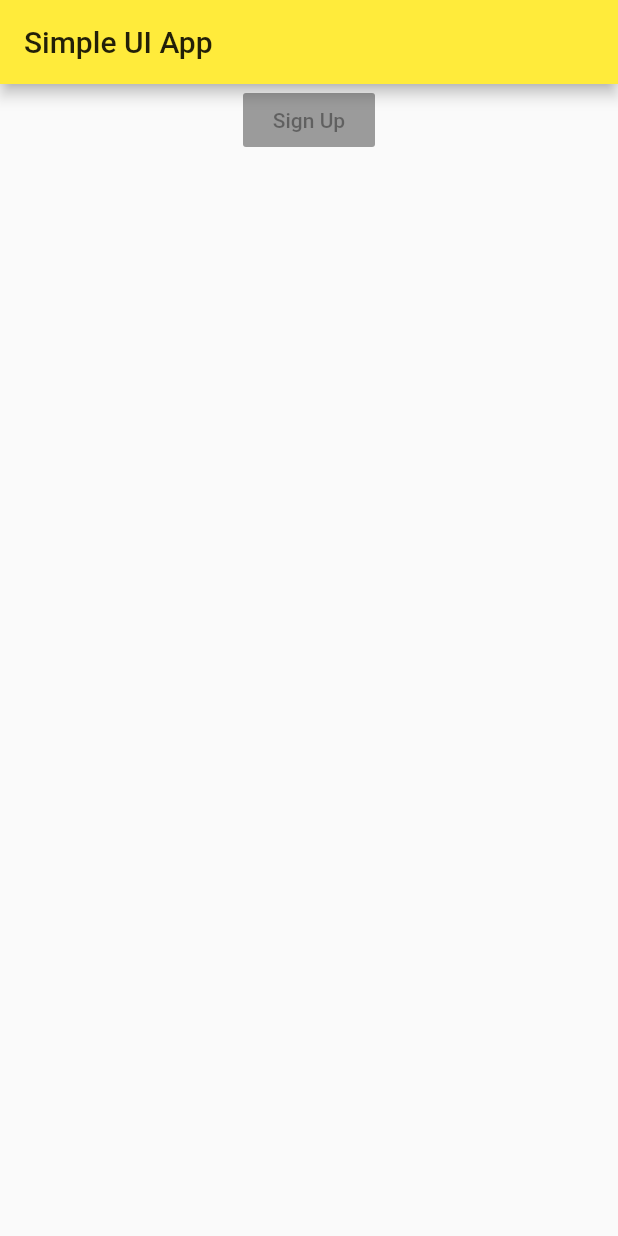
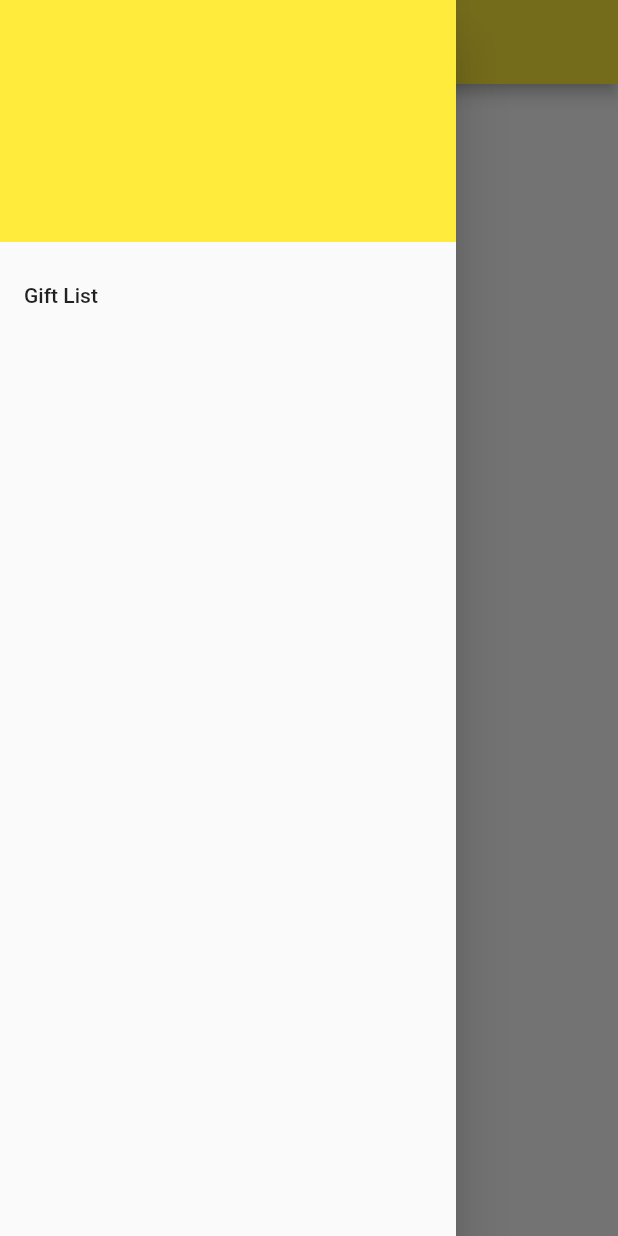
Before and after one commit to ksaetern6/GiftTracker-1, a Flutter app: the screen it shows after launch, with the side drawer open (before the commit the screen has no drawer), on a phone screen of 412 x 824 dp. Run offline on Flutter 3.47's test engine with Material 2 defaults, Android fonts, the phone set to English and light mode, and no system bars.

Commit message:
Added Gift class and pages to add gift, still need to implement adding and displaying gifts

```diff
--- /dev/null
+++ b/gift_tracker/lib/Gift.dart
@@ -0,0 +1,17 @@
+class Gift
+{
+  // -- Variables -- //
+  String giftName = "";
+  String giftDescription = "";
+  String giftLink = "";
+  String giftDateAdded = "";
+  int giftPriority = -1;    // priority should be between 0 and 10
+  double giftPrice = -1.0;
+  bool giftBought = false; // if true, gift was bought by someone
+
+  //TODO add image variable
+
+
+  // -- Functions -- //
+
+}
--- /dev/null
+++ b/gift_tracker/lib/NavDrawer.dart
@@ -0,0 +1,31 @@
+import 'package:flutter/material.dart';
+import 'GiftListPage.dart';
+
+class NavDrawer extends StatelessWidget
+{
+  @override
+  Widget build(BuildContext context)
+  {
+    return Drawer(
+        child: ListView(
+          children: <Widget>[
+            DrawerHeader(
+              //child: Text("Actions\n <ADD LOGIN TEXT AND PROFILE PICTURE HERE>"),
+              decoration: BoxDecoration(
+                  color: Colors.yellow
+              ),
+            ),
+
+            ListTile(
+              title: Text("Gift List"),
+              onTap: () {
+                Navigator.pop(context);
+                Navigator.push(context, MaterialPageRoute(
+                    builder: (context) => new GiftListPage()));
+              },
+            ),
+          ],
+        )
+    );
+  }
+}
--- a/gift_tracker/lib/main.dart
+++ b/gift_tracker/lib/main.dart
@@ -1,5 +1,6 @@
 import 'package:flutter/material.dart';
-import 'dart:math';
+import 'NavDrawer.dart';
+import 'Gift.dart';
 
 void main() => runApp(MyApp());
 
@@ -34,13 +35,15 @@ class _HomePage extends State<HomePage>
         title: Text("Simple UI App"),
       ),
 
+      drawer: NavDrawer(),
+
       body: Center(
         child: Column(
           children: <Widget>[
             RaisedButton(
               child: Text("Sign Up"),
-              //onPressed: //TODO sign up using google account,
-            )
+              onPressed: () => print("sign up")//TODO sign up using google account,
+            ),
           ],
         )
       )
```
Also changed, not shown: gift_tracker/lib/AddGiftPage.dart (added, +30 -0 lines), gift_tracker/lib/GiftListPage.dart (added, +93 -0 lines).
